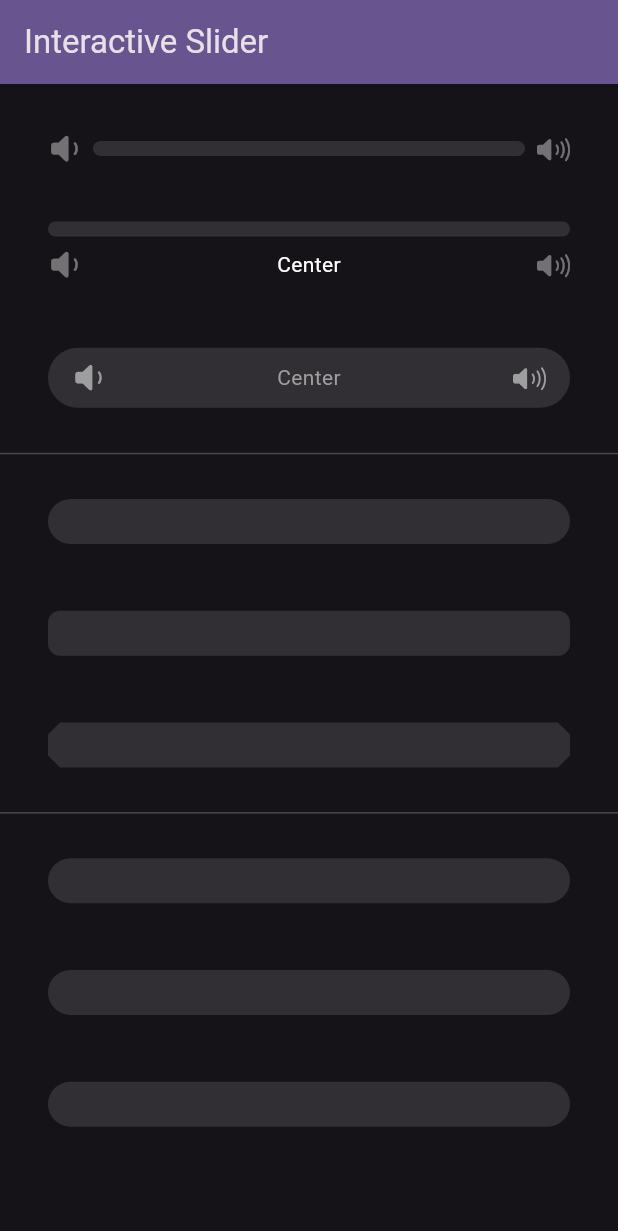
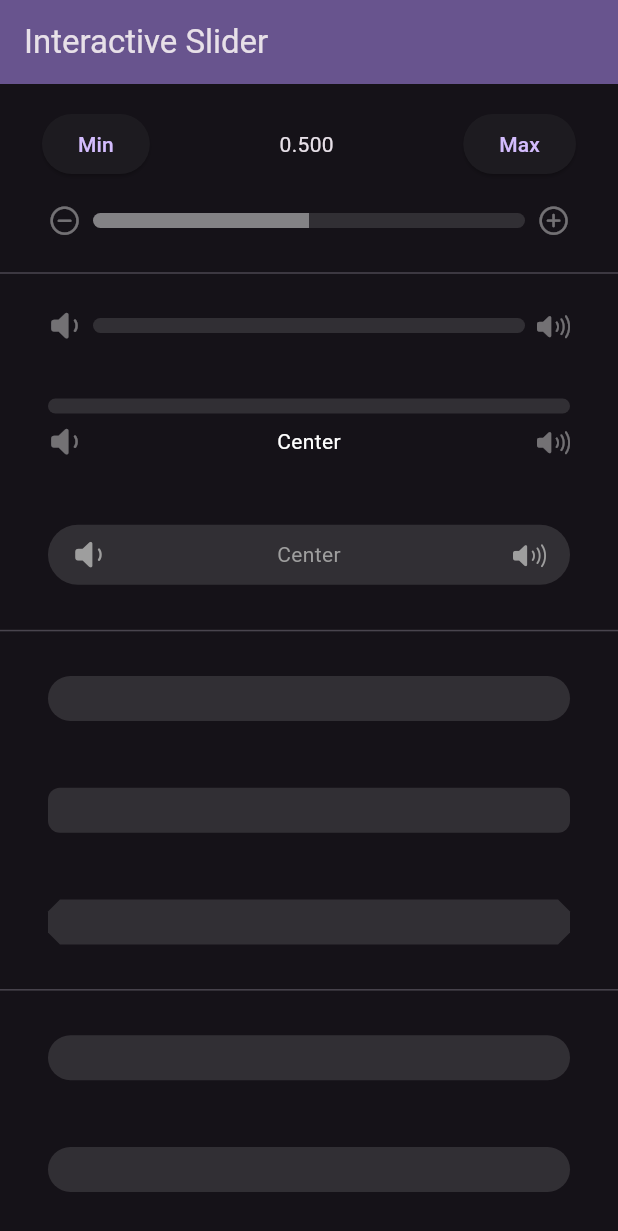
Before and after one commit to jonas-zebari/interactive_slider, a Flutter app: the screen it shows after launch, on a phone screen of 412 x 824 dp. Shown: the top 1231 px of the screen. Run offline on Flutter 3.47's test engine with Material 3 defaults, Android fonts, the phone set to English and light mode, and no system bars.

Commit message:
Update example with a slider+controller

```diff
--- a/example/lib/main.dart
+++ b/example/lib/main.dart
@@ -25,33 +25,72 @@ class MyApp extends StatelessWidget {
   }
 }
 
-class MyHomePage extends StatelessWidget {
+class MyHomePage extends StatefulWidget {
   const MyHomePage({super.key, required this.title});
 
   final String title;
+
+  @override
+  State<MyHomePage> createState() => _MyHomePageState();
+}
+
+class _MyHomePageState extends State<MyHomePage> {
+  final _controller = InteractiveSliderController(0.5);
 
   @override
   Widget build(BuildContext context) {
     return Scaffold(
       appBar: AppBar(
         backgroundColor: Theme.of(context).colorScheme.inversePrimary,
-        title: Text(title),
+        title: Text(widget.title),
       ),
-      body: const Padding(
-        padding: EdgeInsets.symmetric(vertical: 16),
-        child: Column(
+      body: ListView(
+        padding: const EdgeInsets.symmetric(vertical: 16),
         children: [
+          Padding(
+            padding: const EdgeInsets.symmetric(horizontal: 28),
+            child: Row(
+              mainAxisAlignment: MainAxisAlignment.spaceBetween,
+              children: [
+                ElevatedButton(
+                  onPressed: () => _controller.value = 0.0,
+                  child: const Text('Min'),
+                ),
+                ValueListenableBuilder<double>(
+                  valueListenable: _controller,
+                  builder: (context, progress, child) =>
+                      Text(progress.toStringAsFixed(3)),
+                ),
+                ElevatedButton(
+                  onPressed: () => _controller.value = 1.0,
+                  child: const Text('Max'),
+                ),
+              ],
+            ),
+          ),
           InteractiveSlider(
+            controller: _controller,
+            startIcon: const Icon(CupertinoIcons.minus_circle),
+            endIcon: const Icon(CupertinoIcons.add_circled),
+            onChanged: (value) {
+              // This callback runs repeatedly for every update
+            },
+            onProgressUpdated: (value) {
+              // This callback runs once when the user finishes updating the slider
+            },
+          ),
+          const Divider(),
+          const InteractiveSlider(
             startIcon: Icon(CupertinoIcons.volume_down),
             endIcon: Icon(CupertinoIcons.volume_up),
           ),
-            InteractiveSlider(
+          const InteractiveSlider(
             iconPosition: IconPosition.below,
             startIcon: Icon(CupertinoIcons.volume_down),
             endIcon: Icon(CupertinoIcons.volume_up),
             centerIcon: Text('Center'),
           ),
-            InteractiveSlider(
+          const InteractiveSlider(
             iconPosition: IconPosition.inside,
             startIcon: Icon(CupertinoIcons.volume_down),
             endIcon: Icon(CupertinoIcons.volume_up),
@@ -60,39 +99,39 @@ class MyHomePage extends StatelessWidget {
             focusedHeight: 50,
             iconGap: 16,
           ),
-            Divider(),
-            InteractiveSlider(
+          const Divider(),
+          const InteractiveSlider(
             unfocusedHeight: 30,
             focusedHeight: 40,
           ),
-            InteractiveSlider(
+          const InteractiveSlider(
             unfocusedHeight: 30,
             focusedHeight: 40,
             shapeBorder: RoundedRectangleBorder(
               borderRadius: BorderRadius.all(Radius.circular(8)),
             ),
           ),
-            InteractiveSlider(
+          const InteractiveSlider(
             unfocusedHeight: 30,
             focusedHeight: 40,
             shapeBorder: BeveledRectangleBorder(
               borderRadius: BorderRadius.all(Radius.circular(8)),
             ),
           ),
-            Divider(),
-            InteractiveSlider(
+          const Divider(),
+          const InteractiveSlider(
             unfocusedOpacity: 1,
             unfocusedHeight: 30,
             focusedHeight: 40,
             foregroundColor: Colors.deepPurple,
           ),
-            InteractiveSlider(
+          const InteractiveSlider(
             unfocusedOpacity: 1,
             unfocusedHeight: 30,
             focusedHeight: 40,
             gradient: LinearGradient(colors: [Colors.green, Colors.red]),
           ),
-            InteractiveSlider(
+          const InteractiveSlider(
             unfocusedOpacity: 1,
             unfocusedHeight: 30,
             focusedHeight: 40,
@@ -101,7 +140,6 @@ class MyHomePage extends StatelessWidget {
           ),
         ],
       ),
-      ),
     );
   }
 }
```
Lines whose indentation alone changed are shown as unchanged.
